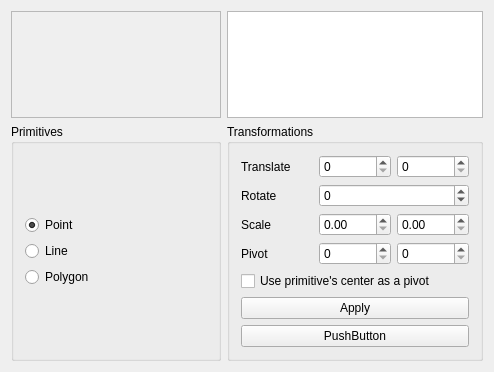
kateabr/CG_Lab4, file CG2D/mainwindow.ui: the form before one commit.
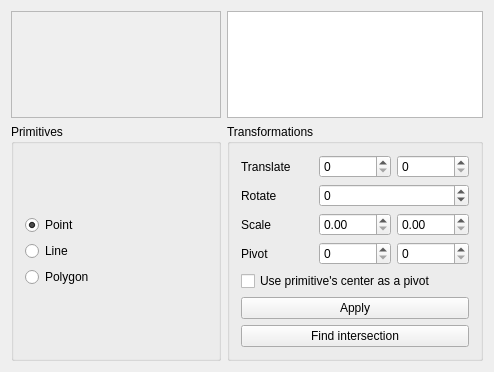
The form after the commit. Custom widgets are drawn as their Qt base class.

Commit message: Кнопке присвоено человеческое имя

Diff of the .ui file:
```diff
--- a/CG2D/mainwindow.ui
+++ b/CG2D/mainwindow.ui
@@ -107,7 +107,7 @@
         <item row="3" column="0">
          <widget class="QPushButton" name="findIntersection">
           <property name="text">
-           <string>PushButton</string>
+           <string>Find intersection</string>
           </property>
          </widget>
         </item>
```
The commit also changes 1 other file.
